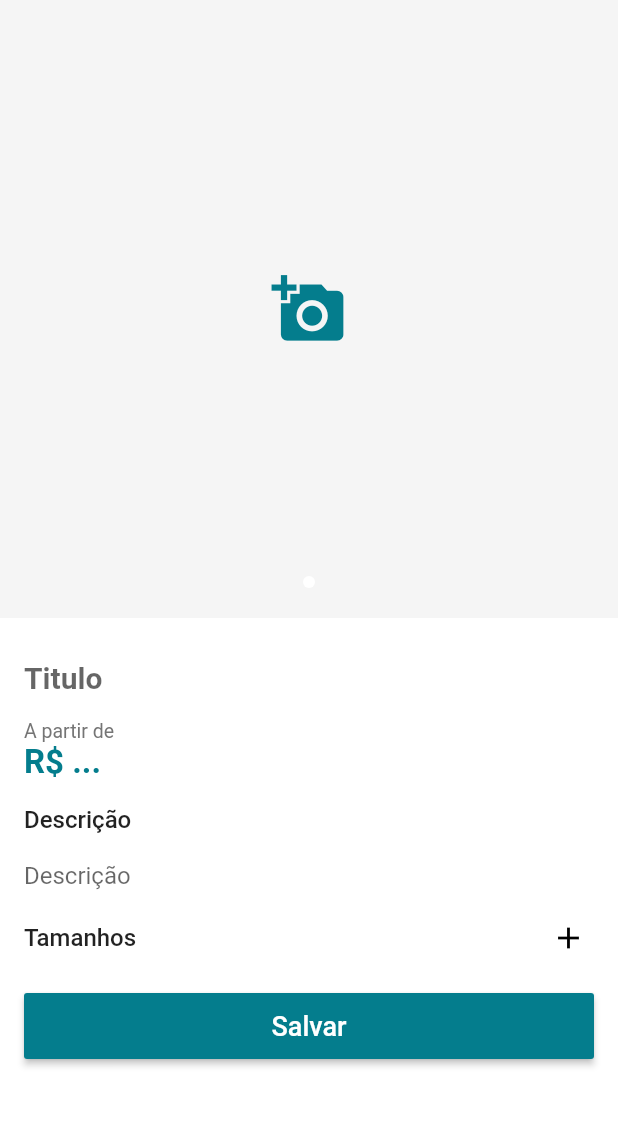
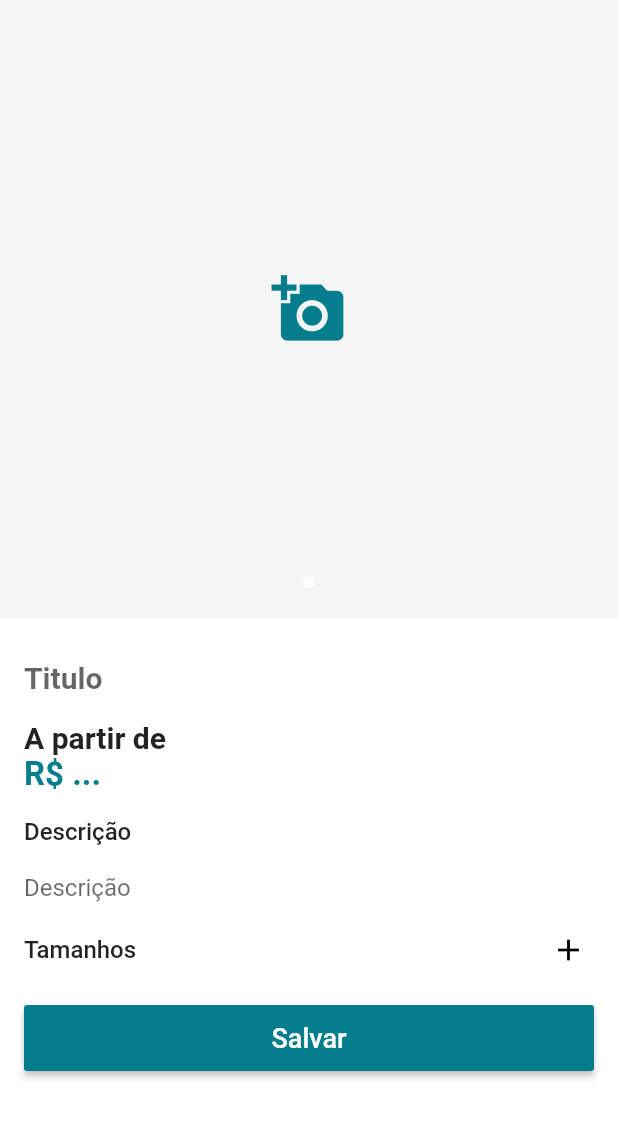
Before and after one commit to leozero3/loja_virtual, a Flutter app: the EditProductScreen screen opened by its route, on a phone screen of 412 x 824 dp, the part 84-1223 px from its top. Run offline on Flutter 3.47's test engine with Material 2 defaults, Android fonts, the phone set to English and light mode, and no system bars; drawn by our look-alikes of carousel_pro; our stand-ins replace cloud_firestore, firebase_auth, firebase_core, firebase_storage, image_cropper, image_picker and 1 more; missing offline and left inert: alphabet_list_scroll_view; accounts and stored records are empty.

Commit message:
firebese adm

```diff
--- a/lib/models/user_manager.dart
+++ b/lib/models/user_manager.dart
@@ -52,7 +52,7 @@ class UserManager extends ChangeNotifier {
           email: users.email, password: users.password);
 
       users.id = result.user.uid;
-      users = users;
+      //users = users;
 
       await users.saveData();
 
--- a/lib/screens/edit_product/components/images_form.dart
+++ b/lib/screens/edit_product/components/images_form.dart
@@ -28,24 +28,24 @@ class ImagesForm extends StatelessWidget {
         }
 
         return Column(
-          children: [
+          children: <Widget>[
             AspectRatio(
               aspectRatio: 1,
               child: Carousel(
-                images: state.value.map<Widget>((image) {
+                images: state.value.map<Widget>((image){
                   return Stack(
                     fit: StackFit.expand,
-                    children: [
-                      if (image is String)
-                        Image.network(image, fit: BoxFit.cover)
+                    children: <Widget>[
+                      if(image is String)
+                        Image.network(image, fit: BoxFit.cover,)
                       else
-                        Image.file(image as File, fit: BoxFit.cover),
+                        Image.file(image as File, fit: BoxFit.cover,),
                       Align(
                         alignment: Alignment.topRight,
                         child: IconButton(
                           icon: const Icon(Icons.remove),
                           color: Colors.red,
-                          onPressed: () {
+                          onPressed: (){
                             state.value.remove(image);
                             state.didChange(state.value);
                           },
--- a/lib/screens/edit_product/edit_product_screen.dart
+++ b/lib/screens/edit_product/edit_product_screen.dart
@@ -1,7 +1,9 @@
 import 'package:flutter/material.dart';
 import 'package:lojavirtual/models/product.dart';
+import 'package:lojavirtual/models/product_manager.dart';
 import 'package:lojavirtual/screens/edit_product/components/images_form.dart';
 import 'package:lojavirtual/screens/edit_product/components/sizes_form.dart';
+import 'package:provider/provider.dart';
 
 class EditProductScreen extends StatelessWidget {
   final Product product;
@@ -17,7 +19,9 @@ class EditProductScreen extends StatelessWidget {
   Widget build(BuildContext context) {
     final primaryColor = Theme.of(context).primaryColor;
 
-    return Scaffold(
+    return ChangeNotifierProvider.value(
+      value: product,
+      child: Scaffold(
         backgroundColor: Colors.white,
         appBar: AppBar(
           title: Text(editing ? 'Editar Produto' : 'Criar Produto'),
@@ -51,13 +55,13 @@ class EditProductScreen extends StatelessWidget {
                       },
                       onSaved: (name) => product.name = name,
                     ),
-                  Padding(
-                    padding: const EdgeInsets.only(top: 4),
+                    const Padding(
+                      padding: EdgeInsets.only(top: 4),
                       child: Text(
                         'A partir de',
                         style: TextStyle(
-                        color: Colors.grey[600],
-                        fontSize: 13,
+                          fontWeight: FontWeight.w600,
+                          fontSize: 20,
                         ),
                       ),
                     ),
@@ -98,24 +102,41 @@ class EditProductScreen extends StatelessWidget {
                       onSaved: (desc) => product.description = desc,
                     ),
                     SizesForm(product),
-                  const SizedBox(height: 20),
-                  SizedBox(
+                    const SizedBox(
+                      height: 20,
+                    ),
+                    Consumer<Product>(
+                      builder: (_, product, __) {
+                        return SizedBox(
                           height: 44,
                           child: RaisedButton(
-                      onPressed: () {
+                            onPressed: !product.loading
+                                ? () async {
                                     if (formKey.currentState.validate()) {
                                       formKey.currentState.save();
-                          product.save();
+
+                                      await product.save();
+
+                                      context.read<ProductManager>()
+                                          .update(product);
+
+                                      Navigator.of(context).pop();
                                     }
-                      },
+                            } : null,
+                            textColor: Colors.white,
                             color: primaryColor,
                             disabledColor: primaryColor.withAlpha(100),
-                      textColor: Colors.white,
-                      child: const Text(
+                            child: product.loading
+                                ? CircularProgressIndicator(
+                              valueColor: AlwaysStoppedAnimation(Colors.white),
+                            )
+                                : const Text(
                               'Salvar',
-                        style: TextStyle(fontSize: 18),
+                              style: TextStyle(fontSize: 18.0),
                                   ),
                           ),
+                        );
+                      },
                     )
                   ],
                 ),
@@ -123,6 +144,7 @@ class EditProductScreen extends StatelessWidget {
             ],
           ),
         ),
+      ),
     );
   }
 }
```
Also changed, not shown: lib/models/product.dart (+55 -42 lines), lib/models/product_manager.dart (+20 -32 lines), lib/screens/edit_product/components/image_source_sheet.dart (+19 -17 lines), pubspec.yaml (+11 -10 lines), pubspec.lock, 3 other files. Lines whose indentation alone changed are shown as unchanged.
